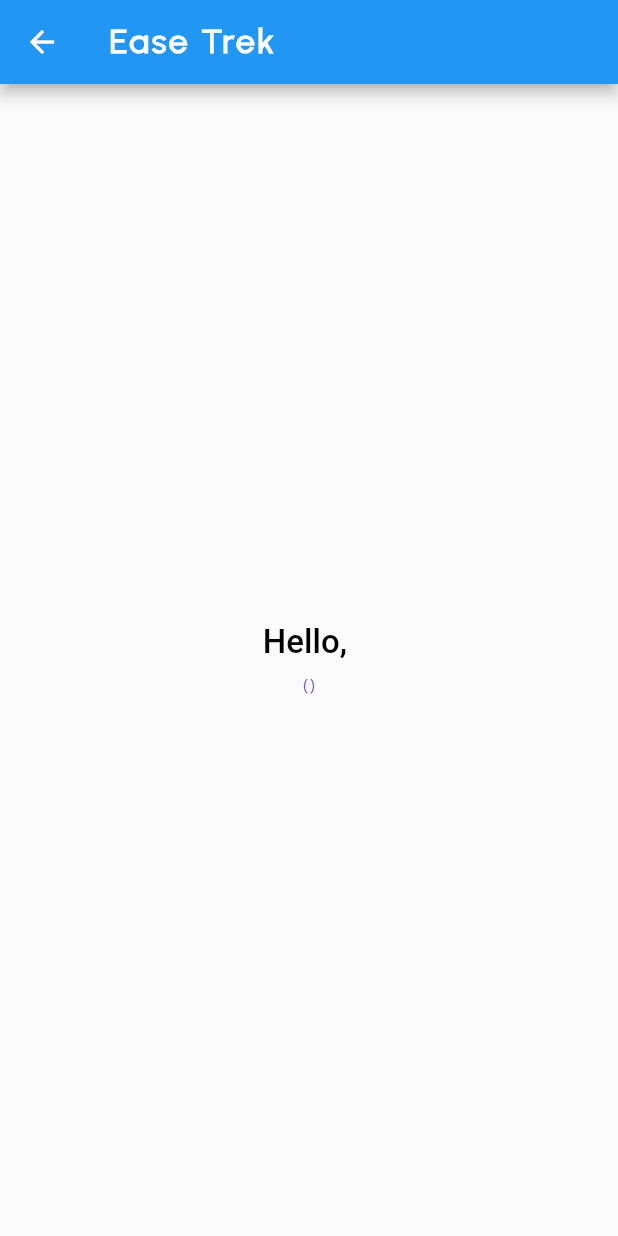
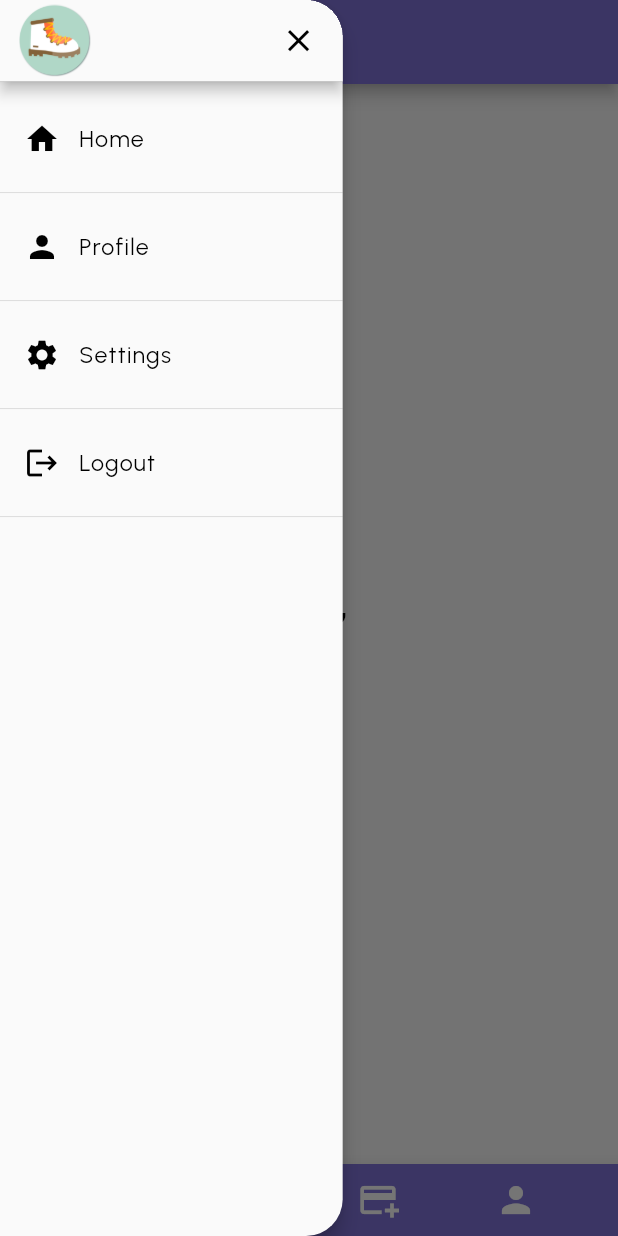
Before and after one commit to Bikems79/Easy-Trek-Application-fyp, a Flutter app: the HomePage screen opened by its route, with the side drawer open (before the commit the screen has no drawer), on a phone screen of 412 x 824 dp. Run offline on Flutter 3.47's test engine with Material 2 defaults, Android fonts, the phone set to English and light mode, and no system bars; our stand-ins replace shared_preferences; accounts and stored records are empty.

```diff
--- /dev/null
+++ b/lib/common/widgets/TopDrawer.dart
@@ -0,0 +1,164 @@
+import 'package:client/common/widgets/textStyle.dart';
+import 'package:client/constant/constants.dart';
+import 'package:client/features/auth/screens/authPage.dart';
+import 'package:flutter/material.dart';
+import 'package:shared_preferences/shared_preferences.dart';
+
+class TopDrawer extends StatefulWidget {
+  const TopDrawer({Key? key}) : super(key: key);
+
+  @override
+  State<TopDrawer> createState() => _TopDrawerState();
+}
+
+class _TopDrawerState extends State<TopDrawer>
+    with SingleTickerProviderStateMixin {
+  late AnimationController _animationController;
+  late Animation<ShapeBorder?> _animation;
+  @override
+  void initState() {
+    super.initState();
+    _animationController = AnimationController(
+      vsync: this,
+      duration: const Duration(milliseconds: 500),
+    );
+    _animation = ShapeBorderTween(
+      begin: const RoundedRectangleBorder(
+        borderRadius: BorderRadius.only(
+          topRight: Radius.circular(24.45),
+          bottomRight: Radius.circular(24.45),
+        ),
+      ),
+      end: const RoundedRectangleBorder(
+        borderRadius: BorderRadius.only(
+          topRight: Radius.circular(24.45),
+          bottomRight: Radius.circular(24.45),
+        ),
+      ),
+    ).animate(_animationController);
+  }
+
+  void dispose() {
+    _animationController.dispose();
+    super.dispose();
+  }
+
+  @override
+  Widget build(BuildContext context) {
+    return Drawer(
+      elevation: 5.45,
+      shape: ShapeBorder.lerp(
+        const RoundedRectangleBorder(
+          borderRadius: BorderRadius.only(
+            topRight: Radius.circular(24.45),
+            bottomRight: Radius.circular(24.45),
+          ),
+        ),
+        const RoundedRectangleBorder(
+          borderRadius: BorderRadius.only(
+            topRight: Radius.circular(24.45),
+            bottomRight: Radius.circular(24.45),
+          ),
+        ),
+        0.45,
+      ),
+      width: MediaQuery.of(context).size.width * 0.5545,
+      child: AnimatedBuilder(
+        animation: _animationController,
+        builder: (context, child) => ClipRRect(
+          child: child,
+        ),
+        child: ListView(children: <Widget>[
+          _headerItem(context),
+          const SizedBox(
+            height: 10,
+          ),
+          _drawerItem(icon: Icons.home, text: "Home", onTap: () {}),
+          const Divider(),
+          _drawerItem(icon: Icons.person, text: "Profile", onTap: () {}),
+          const Divider(),
+          _drawerItem(icon: Icons.settings, text: "Settings", onTap: () {}),
+          const Divider(),
+          _drawerItem(
+              icon: Icons.logout,
+              text: "Logout",
+              onTap: () async {
+                SharedPreferences prefs = await SharedPreferences.getInstance();
+                prefs.clear();
+                Navigator.pushNamedAndRemoveUntil(
+                    context, AuthPage.routeName, (route) => false);
+              }),
+          const Divider(),
+        ]),
+      ),
+    );
+  }
+
+  Widget _headerItem(BuildContext context) {
+    return Material(
+      elevation: 3.85,
+      child: SizedBox(
+        height: MediaQuery.of(context).size.height * 0.066,
+        child: DrawerHeader(
+          margin: EdgeInsets.all(0),
+          padding: EdgeInsets.all(0),
+          child: Row(
+            mainAxisAlignment: MainAxisAlignment.spaceBetween,
+            children: [
+              Container(
+                margin: EdgeInsets.only(left: 12.45),
+                child: Image(
+                  image: AssetImage('images/logo.png'),
+                  height: 48.45,
+                  width: 48.45,
+                ),
+              ),
+              Container(
+                margin: EdgeInsets.only(right: 5.45),
+                child: IconButton(
+                    onPressed: () {
+                      Navigator.pop(context);
+                    },
+                    icon: Icon(Icons.close),
+                    color: Colors.black,
+                    iconSize: 24.45),
+              ),
+            ],
+          ),
+        ),
+      ),
+    );
+  }
+
+  Widget _drawerItem({
+    required IconData icon,
+    required String text,
+    required Function onTap,
+  }) {
+    return ListTile(
+      title: Row(
+        children: <Widget>[
+          Icon(
+            icon,
+            color: Colors.black,
+          ),
+          Padding(
+            padding: EdgeInsets.only(left: 12.45),
+            child: Text(
+              text,
+              style: const TextStyle(
+                  color: Colors.black,
+                  fontSize: 15.45,
+                  fontFamily: 'Urbanist',
+                  fontWeight: FontWeight.w400,
+                  letterSpacing: 0.85),
+            ),
+          ),
+        ],
+      ),
+      onTap: () {
+        onTap();
+      },
+    );
+  }
+}
--- a/lib/constant/errorHandle.dart
+++ b/lib/constant/errorHandle.dart
@@ -6,8 +6,10 @@ void httpErrorHandle({
   required BuildContext context,
   required VoidCallback onSuccessful,
 }) {
+  debugPrint("InsideErrorHandl");
   switch (response.statusCode) {
     case 200:
+      debugPrint("@))))))");
       onSuccessful();
       break;
     case 201:
--- a/lib/features/auth/screens/authPage.dart
+++ b/lib/features/auth/screens/authPage.dart
@@ -4,6 +4,7 @@ import 'package:client/features/auth/screens/signUp.dart';
 import 'package:flutter/material.dart';
 
 class AuthPage extends StatelessWidget {
+  static const String routeName = '/auth';
   const AuthPage({Key? key}) : super(key: key);
 
   @override
--- a/lib/features/home/homePage.dart
+++ b/lib/features/home/homePage.dart
@@ -1,5 +1,6 @@
 import 'package:client/constant/constants.dart';
 import 'package:flutter/material.dart';
+import '../../common/widgets/TopDrawer.dart';
 import '../../provider/userProvider.dart';
 import 'package:provider/provider.dart';
 
@@ -10,7 +11,9 @@ class HomePage extends StatelessWidget {
   @override
   Widget build(BuildContext context) {
     return Scaffold(
+      drawer: TopDrawer(),
       appBar: AppBar(
+        backgroundColor: GlobalVariables.backgroundColor,
         title: const Text(
           'Ease Trek',
           style: TextStyle(
@@ -20,6 +23,46 @@ class HomePage extends StatelessWidget {
               fontFamily: 'Urbanist',
               letterSpacing: 1.85,
               decoration: TextDecoration.none),
+        ),
+      ),
+      bottomNavigationBar: BottomAppBar(
+        color: GlobalVariables.backgroundColor,
+        child: Row(
+          mainAxisAlignment: MainAxisAlignment.spaceEvenly,
+          children: [
+            IconButton(
+              onPressed: () {},
+              icon: const Icon(
+                Icons.home,
+                color: Colors.white,
+                size: 28,
+              ),
+            ),
+            IconButton(
+              onPressed: () {},
+              icon: const Icon(
+                Icons.search,
+                color: Colors.white,
+                size: 28,
+              ),
+            ),
+            IconButton(
+              onPressed: () {},
+              icon: const Icon(
+                Icons.add_card,
+                color: Colors.white,
+                size: 28,
+              ),
+            ),
+            IconButton(
+              onPressed: () {},
+              icon: const Icon(
+                Icons.person,
+                color: Colors.white,
+                size: 28,
+              ),
+            ),
+          ],
         ),
       ),
       body: Column(
--- a/lib/router.dart
+++ b/lib/router.dart
@@ -1,3 +1,4 @@
+import 'package:client/features/auth/screens/authPage.dart';
 import 'package:client/features/auth/screens/signIn.dart';
 import 'package:client/features/auth/screens/signUp.dart';
 import 'package:client/features/home/homePage.dart';
@@ -7,6 +8,9 @@ import 'package:flutter/material.dart';
 
 Route<dynamic> generateRoute(RouteSettings routeSettings) {
   switch (routeSettings.name) {
+    case AuthPage.routeName:
+      return MaterialPageRoute(
+          settings: routeSettings, builder: (_) => AuthPage());
     case SignIn.routeName:
       return MaterialPageRoute(
           settings: routeSettings, builder: (_) => SignIn());
```
Also changed, not shown: lib/common/widgets/textStyle.dart (added, +11 -0 lines), lib/features/auth/services/authService.dart (+24 -12 lines), 56 other files.
